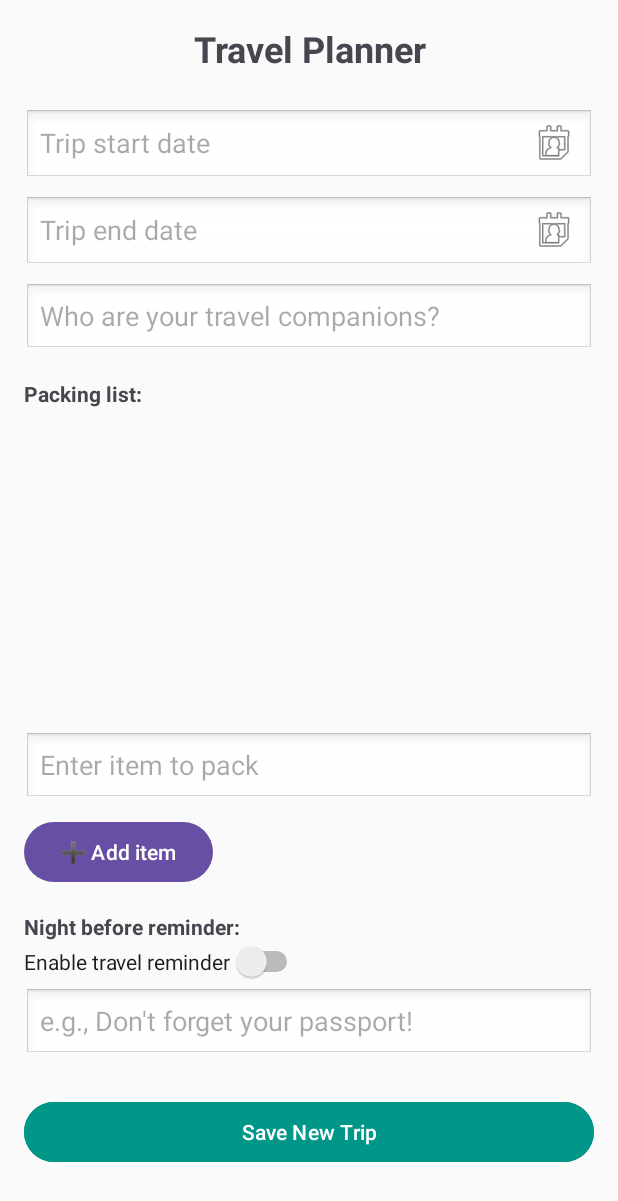
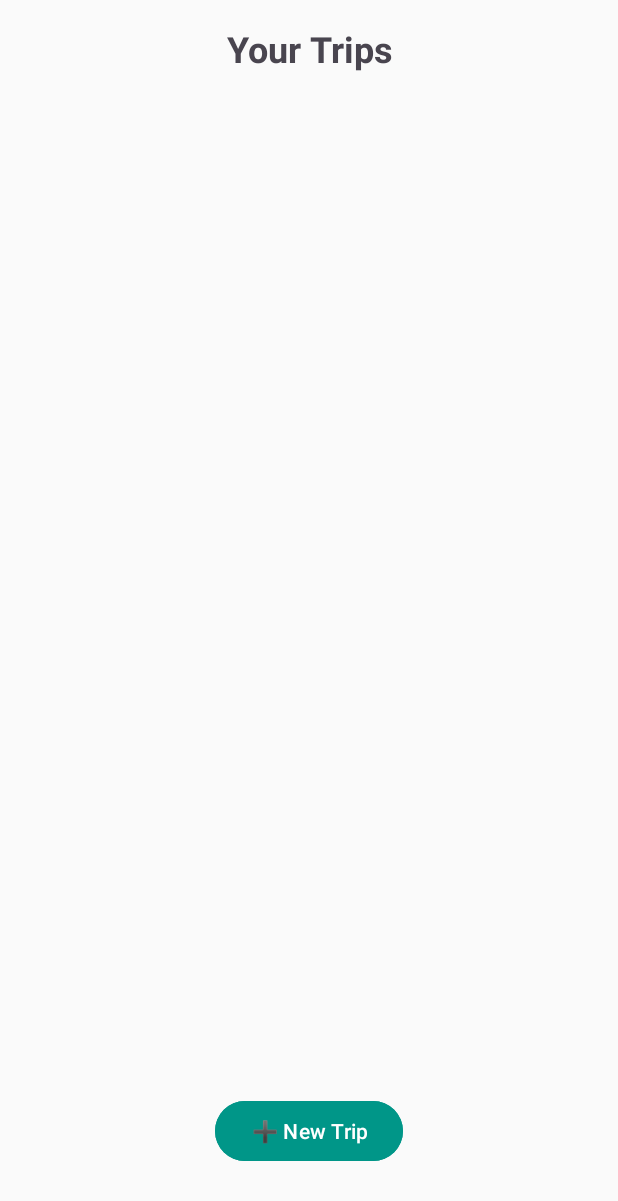
Before and after one commit to donyafallah/TripPlanner, an Android app: the HomeActivity screen opened directly, with no data from a screen before it, on a phone screen of 412 x 824 dp. Shown: the top 1201 px of the screen. Run offline under Robolectric (Android 15) with nearby library versions, the light colour scheme and no system bars.

Commit message:
Display submitted trip details on HomeActivity with CardView summary; renamed class for clarity.

```diff
--- a/app/src/main/java/ir/shariaty/tripplaner/HomeActivity.java
+++ b/app/src/main/java/ir/shariaty/tripplaner/HomeActivity.java
@@ -1,141 +1,65 @@
 package ir.shariaty.tripplaner;
 
-
-
-import android.app.DatePickerDialog;
-import android.app.AlarmManager;
-import android.app.PendingIntent;
-import android.content.Context;
+import android.os.Bundle;
+import androidx.activity.EdgeToEdge;
+import androidx.appcompat.app.AppCompatActivity;
+import androidx.core.graphics.Insets;
+import androidx.core.view.ViewCompat;
+import androidx.core.view.WindowInsetsCompat;
+import android.app.Activity;
 import android.content.Intent;
 import android.os.Bundle;
 import android.view.View;
-import android.widget.*;
-import androidx.appcompat.app.AppCompatActivity;
-import androidx.recyclerview.widget.LinearLayoutManager;
-import androidx.recyclerview.widget.RecyclerView;
-import android.Manifest;
-import android.content.pm.PackageManager;
-import android.os.Build;
-import androidx.core.app.ActivityCompat;
-import androidx.core.content.ContextCompat;
-import java.text.SimpleDateFormat;
-import java.util.*;
+import android.widget.Button;
+import android.widget.TextView;
+import androidx.annotation.Nullable;
+import androidx.cardview.widget.CardView;
 
 public class HomeActivity extends AppCompatActivity {
 
-    EditText etStartDate, etEndDate, etCompanions, etAlarmNote, etNewItem;
-    Button btnAddItem, btnSaveTrip;
-    Switch switchAlarm;
-    RecyclerView recyclerView;
-    PackingListAdapter adapter;
-    Calendar startDateCal = Calendar.getInstance();
-    Calendar endDateCal = Calendar.getInstance();
-    List<String> packingItems = new ArrayList<>();
-
-    SimpleDateFormat sdf = new SimpleDateFormat("yyyy-MM-dd", Locale.US);
+    private static final int REQUEST_CODE_NEW_TRIP = 100;
+    private Button btnNewTrip;
+    private CardView cardTripSummary;
+    private TextView tvTripTitle, tvTripDate, tvTripCompanions;
 
     @Override
     protected void onCreate(Bundle savedInstanceState) {
         super.onCreate(savedInstanceState);
         setContentView(R.layout.activity_home);
 
+        btnNewTrip = findViewById(R.id.btnNewTrip);
+        cardTripSummary = findViewById(R.id.cardTripSummary);
+        tvTripTitle = findViewById(R.id.tvTripTitle);
+        tvTripDate = findViewById(R.id.tvTripDate);
+        tvTripCompanions = findViewById(R.id.tvTripCompanions);
 
-        etStartDate = findViewById(R.id.etStartDate);
-        etEndDate = findViewById(R.id.etEndDate);
-        etCompanions = findViewById(R.id.etCompanions);
-        etAlarmNote = findViewById(R.id.etAlarmNote);
-        etNewItem = findViewById(R.id.etNewItem);
-        btnAddItem = findViewById(R.id.btnAddItem);
-        btnSaveTrip = findViewById(R.id.btnSaveTrip);
-        switchAlarm = findViewById(R.id.switchAlarm);
-        recyclerView = findViewById(R.id.recyclerViewItems);
+        btnNewTrip.setOnClickListener(v -> {
+            Intent intent = new Intent(HomeActivity.this, SubmitNewTripActivity.class);
+            startActivityForResult(intent, REQUEST_CODE_NEW_TRIP);
+        });
 
+        cardTripSummary.setVisibility(View.GONE);
 
-        if (Build.VERSION.SDK_INT >= Build.VERSION_CODES.TIRAMISU) {
-            if (ContextCompat.checkSelfPermission(this, android.Manifest.permission.POST_NOTIFICATIONS)
-                    != PackageManager.PERMISSION_GRANTED) {
-
-                ActivityCompat.requestPermissions(this,
-                        new String[]{android.Manifest.permission.POST_NOTIFICATIONS},
-                        1001);
-            }
-        }
-
-
-        recyclerView.setLayoutManager(new LinearLayoutManager(this));
-        adapter = new PackingListAdapter(packingItems);
-        recyclerView.setAdapter(adapter);
-        etStartDate.setOnClickListener(v -> showDatePicker(startDateCal, etStartDate));
-        etEndDate.setOnClickListener(v -> showDatePicker(endDateCal, etEndDate));
-        btnAddItem.setOnClickListener(v -> addNewItem());
-        btnSaveTrip.setOnClickListener(v -> saveTrip());
-
-
-    }
-
-    private void showDatePicker(Calendar calendar, EditText targetEditText) {
-        DatePickerDialog datePickerDialog = new DatePickerDialog(this,
-                (view, year, month, dayOfMonth) -> {
-                    calendar.set(Calendar.YEAR, year);
-                    calendar.set(Calendar.MONTH, month);
-                    calendar.set(Calendar.DAY_OF_MONTH, dayOfMonth);
-                    targetEditText.setText(sdf.format(calendar.getTime()));
-                },
-                calendar.get(Calendar.YEAR),
-                calendar.get(Calendar.MONTH),
-                calendar.get(Calendar.DAY_OF_MONTH));
-        datePickerDialog.show();
-    }
-
-    private void addNewItem() {
-        String item = etNewItem.getText().toString().trim();
-        if (!item.isEmpty()) {
-            packingItems.add(item);
-            adapter.notifyItemInserted(packingItems.size() - 1);
-            etNewItem.setText("");
-        }
-    }
-
-    private void saveTrip() {
-        String startDate = etStartDate.getText().toString();
-        String endDate = etEndDate.getText().toString();
-        String companions = etCompanions.getText().toString();
-        String alarmNote = etAlarmNote.getText().toString();
-        boolean isAlarmOn = switchAlarm.isChecked();
-        if (isAlarmOn) {
-            scheduleAlarm(startDate, alarmNote);
-        }
-        Toast.makeText(this, "Trip saved successfully!", Toast.LENGTH_SHORT).show();
-    }
-
-
-
-
-    private void scheduleAlarm(String startDateStr, String note) {
-        try {
-            Date tripDate = sdf.parse(startDateStr);
-            Calendar alarmTime = Calendar.getInstance();
-            alarmTime.setTime(tripDate);
-            alarmTime.add(Calendar.DAY_OF_MONTH, -1);
-            Intent intent = new Intent(this, AlarmReceiver.class);
-            intent.putExtra("note", note);
-            PendingIntent pendingIntent = PendingIntent.getBroadcast(this, 0, intent, PendingIntent.FLAG_IMMUTABLE);
-            AlarmManager alarmManager = (AlarmManager) getSystemService(Context.ALARM_SERVICE);
-            alarmManager.set(AlarmManager.RTC_WAKEUP, alarmTime.getTimeInMillis(), pendingIntent);
-        } catch (Exception e) {
-            e.printStackTrace();
-        }
+        btnNewTrip.setOnClickListener(v -> {
+            Intent intent = new Intent(HomeActivity.this, SubmitNewTripActivity.class);
+            startActivityForResult(intent, REQUEST_CODE_NEW_TRIP);
+        });
     }
 
     @Override
-    public void onRequestPermissionsResult(int requestCode, String[] permissions, int[] grantResults) {
-        super.onRequestPermissionsResult(requestCode, permissions, grantResults);
-        if (requestCode == 1001) {
-            if (grantResults.length > 0 && grantResults[0] == PackageManager.PERMISSION_GRANTED) {
-            } else {
-                Toast.makeText(this, "Notification permission denied", Toast.LENGTH_SHORT).show();
-            }
+    protected void onActivityResult(int requestCode, int resultCode, @Nullable Intent data) {
+        super.onActivityResult(requestCode, resultCode, data);
+
+        if (requestCode == REQUEST_CODE_NEW_TRIP && resultCode == Activity.RESULT_OK && data != null) {
+            String startDate = data.getStringExtra("trip_start_date");
+            String endDate = data.getStringExtra("trip_end_date");
+            String companions = data.getStringExtra("trip_companions");
+
+            tvTripTitle.setText("Trip");
+            tvTripDate.setText(startDate + " to " + endDate);
+            tvTripCompanions.setText("With: " + companions);
+
+            cardTripSummary.setVisibility(View.VISIBLE);
         }
     }
-
 }
--- a/app/src/main/res/layout/activity_home.xml
+++ b/app/src/main/res/layout/activity_home.xml
@@ -1,116 +1,79 @@
-<ScrollView xmlns:android="http://schemas.android.com/apk/res/android"
+<LinearLayout xmlns:android="http://schemas.android.com/apk/res/android"
+    xmlns:app="http://schemas.android.com/apk/res-auto"
     android:layout_width="match_parent"
     android:layout_height="match_parent"
-android:id="@+id/main"
     android:padding="16dp"
-android:background="#FAFAFA"
->
+    android:orientation="vertical"
+    android:background="#FAFAFA">
+
+    <TextView
+        android:layout_width="match_parent"
+        android:layout_height="wrap_content"
+        android:text="Your Trips"
+        android:textSize="24sp"
+        android:textStyle="bold"
+        android:gravity="center"
+        android:paddingBottom="16dp" />
+
+    <androidx.recyclerview.widget.RecyclerView
+        android:id="@+id/recyclerTrips"
+        android:layout_width="match_parent"
+        android:layout_height="0dp"
+        android:layout_weight="1" />
+
+    <androidx.cardview.widget.CardView
+        android:id="@+id/cardTripSummary"
+        android:layout_width="match_parent"
+        android:layout_height="wrap_content"
+        android:layout_marginTop="12dp"
+        android:layout_marginBottom="12dp"
+        android:elevation="4dp"
+        android:visibility="gone"
+        app:cardCornerRadius="12dp">
 
         <LinearLayout
             android:layout_width="match_parent"
             android:layout_height="wrap_content"
-    android:orientation="vertical">
-
+            android:orientation="vertical"
+            android:padding="16dp">
 
             <TextView
-        android:id="@+id/tvTitle"
+                android:id="@+id/tvTripTitle"
                 android:layout_width="match_parent"
                 android:layout_height="wrap_content"
-        android:text="Travel Planner"
-        android:textSize="24sp"
+                android:text="Trip to Paris"
                 android:textStyle="bold"
-        android:gravity="center"
-        android:paddingBottom="24dp"/>
+                android:textSize="18sp"
+                android:textColor="#333333" />
 
-
-    <EditText
-        android:id="@+id/etStartDate"
+            <TextView
+                android:id="@+id/tvTripDate"
                 android:layout_width="match_parent"
                 android:layout_height="wrap_content"
-        android:hint="Trip start date"
-        android:focusable="false"
-        android:drawableEnd="@android:drawable/ic_menu_my_calendar"
-        android:background="@android:drawable/edit_text"/>
+                android:text="2025-08-01 to 2025-08-10"
+                android:textSize="14sp"
+                android:textColor="#666666"
+                android:layout_marginTop="4dp" />
 
-
-    <EditText
-        android:id="@+id/etEndDate"
+            <TextView
+                android:id="@+id/tvTripCompanions"
                 android:layout_width="match_parent"
                 android:layout_height="wrap_content"
-        android:hint="Trip end date"
-        android:focusable="false"
-        android:drawableEnd="@android:drawable/ic_menu_my_calendar"
-        android:layout_marginTop="8dp"
-        android:background="@android:drawable/edit_text"/>
+                android:text="With: Alice, Bob"
+                android:textSize="14sp"
+                android:textColor="#666666"
+                android:layout_marginTop="2dp" />
 
-
-    <EditText
-        android:id="@+id/etCompanions"
-        android:layout_width="match_parent"
-        android:layout_height="wrap_content"
-        android:hint="Who are your travel companions?"
-        android:layout_marginTop="8dp"
-        android:background="@android:drawable/edit_text"/>
-
-
-    <TextView
-        android:layout_width="match_parent"
-        android:layout_height="wrap_content"
-        android:text="Packing list:"
-        android:textStyle="bold"
-        android:layout_marginTop="16dp"/>
-
-    <androidx.recyclerview.widget.RecyclerView
-        android:id="@+id/recyclerViewItems"
-        android:layout_width="match_parent"
-        android:layout_height="200dp"
-        android:layout_marginTop="8dp" />
-    <EditText
-        android:id="@+id/etNewItem"
-        android:layout_width="match_parent"
-        android:layout_height="wrap_content"
-        android:hint="Enter item to pack"
-        android:layout_marginTop="8dp"
-        android:background="@android:drawable/edit_text"/>
-
+        </LinearLayout>
+    </androidx.cardview.widget.CardView>
 
     <Button
-        android:id="@+id/btnAddItem"
+        android:id="@+id/btnNewTrip"
         android:layout_width="wrap_content"
         android:layout_height="wrap_content"
-        android:text="➕ Add item"
-        android:layout_marginTop="8dp"/>
-
-
-    <TextView
-        android:layout_width="match_parent"
-        android:layout_height="wrap_content"
-        android:text="Night before reminder:"
-        android:textStyle="bold"
-        android:layout_marginTop="16dp"/>
-
-    <Switch
-        android:id="@+id/switchAlarm"
-        android:layout_width="wrap_content"
-        android:layout_height="wrap_content"
-        android:text="Enable travel reminder"/>
-
-    <EditText
-        android:id="@+id/etAlarmNote"
-        android:layout_width="match_parent"
-        android:layout_height="wrap_content"
-        android:hint="e.g., Don't forget your passport!"
-        android:layout_marginTop="4dp"
-        android:background="@android:drawable/edit_text"/>
-
-
-    <Button
-        android:id="@+id/btnSaveTrip"
-        android:layout_width="match_parent"
-        android:layout_height="wrap_content"
-        android:text="Save New Trip"
-        android:layout_marginTop="24dp"
+        android:text="➕ New Trip"
+        android:layout_gravity="center"
+        android:layout_marginBottom="30dp"
         android:backgroundTint="#009688"
-        android:textColor="#FFFFFF"/>
+        android:textColor="#FFFFFF" />
 </LinearLayout>
-</ScrollView>
```
Lines whose indentation alone changed are shown as unchanged.
